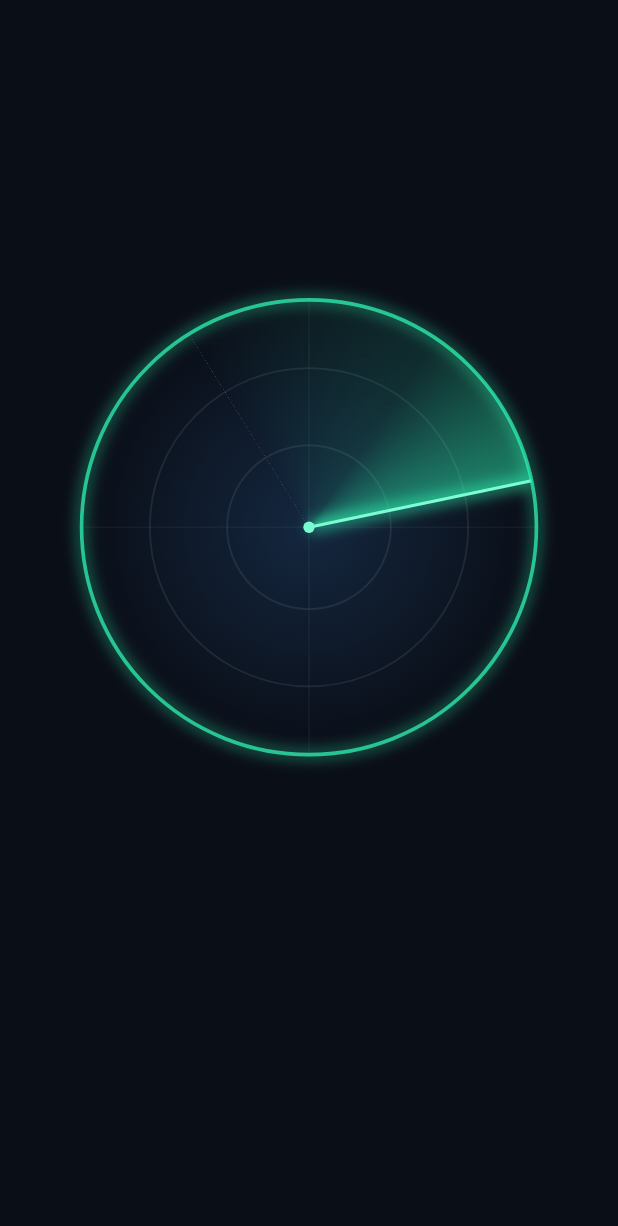
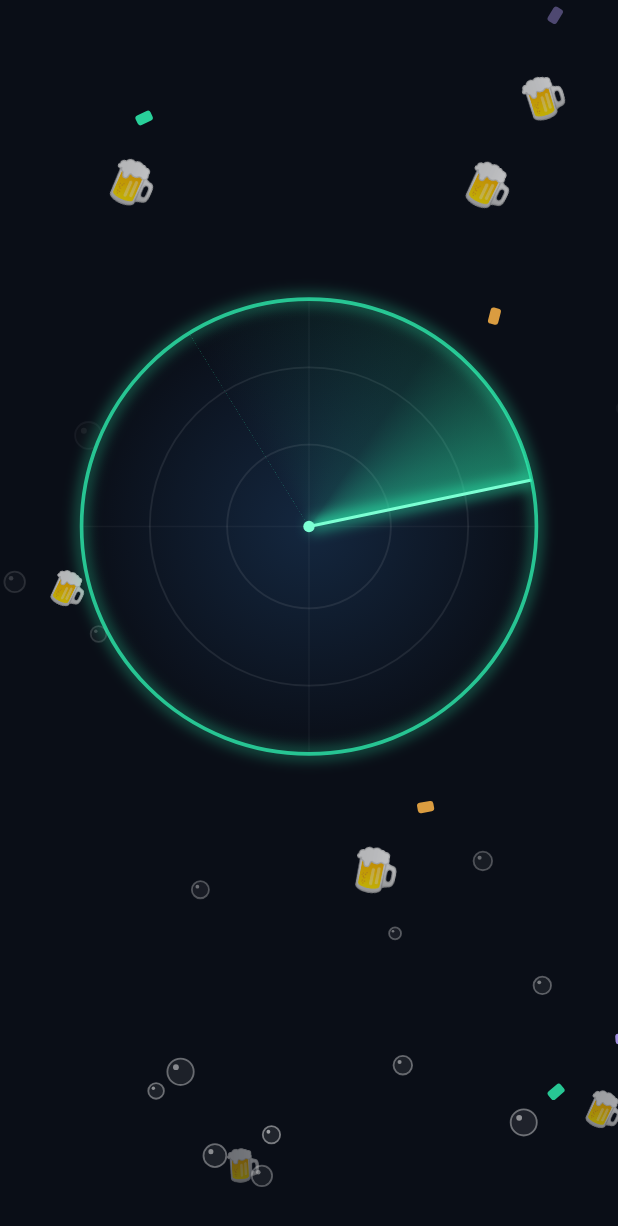
Before and after one commit to augstenm-bit/bierradar, a Flutter app: the first screen one second after launch, on a phone screen of 412 x 824 dp. Shown: the top 1226 px of the screen. Run offline on Flutter 3.47's test engine with Material 3 defaults, Android fonts, the phone set to English and light mode, and no system bars; our stand-ins replace firebase_core, firebase_messaging, flutter_local_notifications, share_plus, shared_preferences; accounts and stored records are empty; network calls fail.

Commit message:
Startanimation mit Pirat, Bier-Regen und Piratenspruch
Co-Authored-By: Claude Opus 5.5 <noreply@anthropic.com>

```diff
--- a/bier_app/lib/seiten/intro.dart
+++ b/bier_app/lib/seiten/intro.dart
@@ -5,6 +5,7 @@ import 'dart:math' as math;
 import 'package:flutter/material.dart';
 
 import '../radar.dart';
+import 'willkommen.dart' show BierRegenMaler;
 
 class Intro extends StatefulWidget {
   const Intro({super.key, required this.fertig});
@@ -79,7 +80,17 @@ class _IntroState extends State<Intro> with SingleTickerProviderStateMixin {
 
             return Opacity(
               opacity: aus,
-              child: Center(
+              child: Stack(
+                children: [
+                  Positioned.fill(
+                    child: IgnorePointer(
+                      child: Opacity(
+                        opacity: _abschnitt(t, 0.05, 0.2),
+                        child: CustomPaint(painter: BierRegenMaler(t * 1.6)),
+                      ),
+                    ),
+                  ),
+                  Center(
                     child: Column(
                       mainAxisSize: MainAxisSize.min,
                       children: [
@@ -89,13 +100,57 @@ class _IntroState extends State<Intro> with SingleTickerProviderStateMixin {
                             opacity: auftauchen.clamp(0.0, 1.0),
                             child: SizedBox.square(
                               dimension: math.min(MediaQuery.sizeOf(context).width * 0.8, 380),
-                          child: CustomPaint(
+                              child: LayoutBuilder(
+                                builder: (_, b) {
+                                  final d = b.maxWidth;
+                                  return Stack(
+                                    alignment: Alignment.center,
+                                    children: [
+                                      CustomPaint(
+                                        size: Size.square(d),
                                         painter: RadarMaler(
                                           zeigerGrad: zeigerGrad,
-                              bierSkala: bier,
-                              pingFortschritt: ping,
                                           blipHelligkeit: helligkeit,
                                         ),
+                                      ),
+                                      // Treffer-Wellen um den Piraten
+                                      if (ping > 0 && ping < 1)
+                                        for (final v in [0.0, 0.3])
+                                          Opacity(
+                                            opacity: (1 - (ping - v).clamp(0.0, 1.0)) * 0.9,
+                                            child: Container(
+                                              width: d * (0.5 + 0.45 * (ping - v).clamp(0.0, 1.0)),
+                                              height: d * (0.5 + 0.45 * (ping - v).clamp(0.0, 1.0)),
+                                              decoration: BoxDecoration(
+                                                shape: BoxShape.circle,
+                                                border: Border.all(color: bierBernstein, width: 2),
+                                              ),
+                                            ),
+                                          ),
+                                      // Der Pirat taucht auf
+                                      Transform.scale(
+                                        scale: bier,
+                                        child: Container(
+                                          width: d * 0.5,
+                                          height: d * 0.5,
+                                          decoration: BoxDecoration(
+                                            shape: BoxShape.circle,
+                                            border: Border.all(color: bierGoldHell, width: 3),
+                                            boxShadow: [
+                                              BoxShadow(
+                                                color: bierOrange.withValues(alpha: 0.6),
+                                                blurRadius: 30,
+                                              ),
+                                            ],
+                                          ),
+                                          child: ClipOval(
+                                            child: Image.asset('assets/bilder/pirat.png', fit: BoxFit.cover),
+                                          ),
+                                        ),
+                                      ),
+                                    ],
+                                  );
+                                },
                               ),
                             ),
                           ),
@@ -109,7 +164,8 @@ class _IntroState extends State<Intro> with SingleTickerProviderStateMixin {
                               children: [
                                 ShaderMask(
                                   shaderCallback: (r) =>
-                                  const LinearGradient(colors: [radarMintHell, bierGoldHell]).createShader(r),
+                                      const LinearGradient(colors: [radarMintHell, bierGoldHell])
+                                          .createShader(r),
                                   child: const Text(
                                     'BierRadar',
                                     style: TextStyle(
@@ -121,13 +177,19 @@ class _IntroState extends State<Intro> with SingleTickerProviderStateMixin {
                                   ),
                                 ),
                                 const SizedBox(height: 6),
-                            const Text('Bier gefunden!', style: TextStyle(color: textGedaempft, fontSize: 16)),
+                                const Text(
+                                  'Arrr! Neuer Schiffsjunge an Bord, Landratte!',
+                                  textAlign: TextAlign.center,
+                                  style: TextStyle(color: bierGoldHell, fontSize: 17, fontWeight: FontWeight.w600),
+                                ),
                               ],
                             ),
                           ),
                         ),
                       ],
                     ),
+                  ),
+                ],
               ),
             );
           },
--- a/bier_app/lib/seiten/willkommen.dart
+++ b/bier_app/lib/seiten/willkommen.dart
@@ -85,7 +85,7 @@ class _WillkommenState extends State<Willkommen> with TickerProviderStateMixin {
             child: IgnorePointer(
               child: AnimatedBuilder(
                 animation: _konfetti,
-                builder: (_, _) => CustomPaint(painter: _KonfettiMaler(_konfetti.value)),
+                builder: (_, _) => CustomPaint(painter: BierRegenMaler(_konfetti.value)),
               ),
             ),
           ),
@@ -332,8 +332,8 @@ class _Regel extends StatelessWidget {
   );
 }
 
-class _KonfettiMaler extends CustomPainter {
-  _KonfettiMaler(this.t);
+class BierRegenMaler extends CustomPainter {
+  BierRegenMaler(this.t);
   final double t;
 
   // Fallende Teile: Bierkrüge und ein bisschen Konfetti
@@ -426,7 +426,7 @@ class _KonfettiMaler extends CustomPainter {
   }
 
   @override
-  bool shouldRepaint(_KonfettiMaler alt) => alt.t != t;
+  bool shouldRepaint(BierRegenMaler alt) => alt.t != t;
 }
 
 /// Sperrbildschirm, wenn die Beta abgelaufen oder gesperrt ist.
```
Lines whose indentation alone changed are shown as unchanged.
